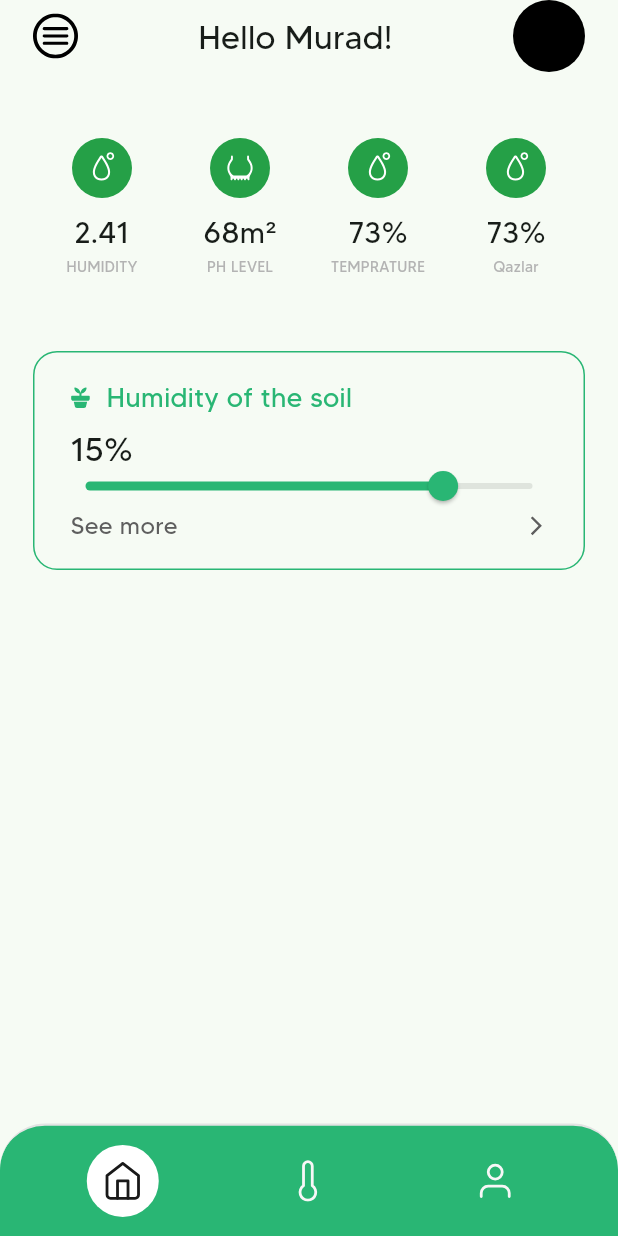
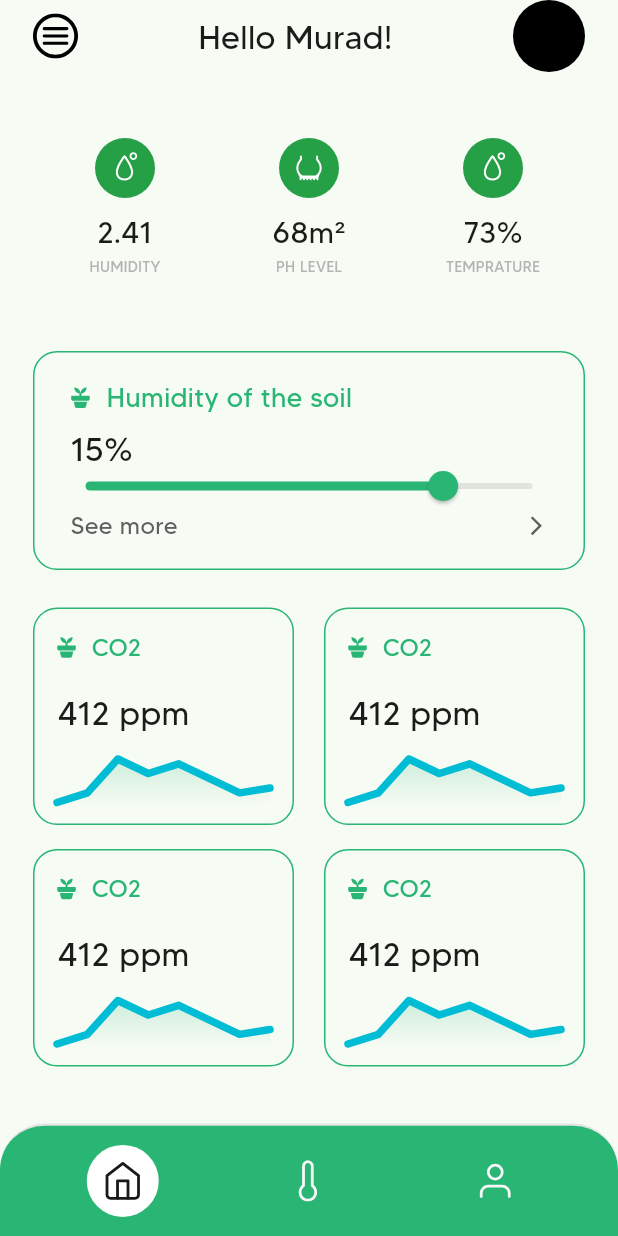
Before and after one commit to tyncmn/agrocoda-mobile, a Flutter app: the HomeView screen opened by its route, on a phone screen of 412 x 824 dp. Run offline on Flutter 3.47's test engine with Material 3 defaults, Android fonts, the phone set to English and light mode, and no system bars; drawn by our look-alikes of fl_chart; our stand-ins replace auto_route, dio, flutter_riverpod, flutter_svg, retrofit; generated files the repository leaves out were written again.

Commit message:
Add fl_chart package for charting functionality

```diff
--- a/lib/view/home_view.dart
+++ b/lib/view/home_view.dart
@@ -4,6 +4,7 @@ import 'package:cookers_app/utils/extension.dart';
 import 'package:flutter/material.dart';
 import 'package:flutter/widgets.dart';
 import 'package:flutter_svg/flutter_svg.dart';
+import 'package:fl_chart/fl_chart.dart';
 
 import '../widgets/home_button.dart';
 
@@ -16,6 +17,9 @@ class HomeView extends StatelessWidget {
     return Scaffold(
       body: SafeArea(
         child: ListView(
+          physics: const BouncingScrollPhysics(
+            parent: const AlwaysScrollableScrollPhysics(),
+          ),
           padding: const EdgeInsets.symmetric(horizontal: 22),
           children: [
             Row(
@@ -55,15 +59,122 @@ class HomeView extends StatelessWidget {
                   title: '73%',
                   subtitle: 'TEMPRATURE',
                 ),
-                HomeButton(
-                  asset: AssetConst.humidityButton,
-                  title: '73%',
-                  subtitle: 'Qazlar',
+              ],
+            ),
+            const SizedBox(height: 50),
+            const HumidityCard(),
+            const SizedBox(height: 25),
+            GridView.builder(
+              shrinkWrap: true,
+              physics: const NeverScrollableScrollPhysics(),
+              gridDelegate: const SliverGridDelegateWithFixedCrossAxisCount(
+                crossAxisCount: 2,
+                crossAxisSpacing: 20,
+                mainAxisSpacing: 16,
+                childAspectRatio: 1.2,
+              ),
+              itemCount: 4,
+              itemBuilder: (context, index) {
+                return Container(
+                  decoration: BoxDecoration(
+                    borderRadius: BorderRadius.circular(16),
+                    border: Border.all(color: context.primaryColor),
+                  ),
+                  padding: const EdgeInsets.symmetric(
+                    horizontal: 15,
+                    vertical: 14,
+                  ),
+                  child: Column(
+                    crossAxisAlignment: CrossAxisAlignment.start,
+                    children: [
+                      Row(
+                        children: [
+                          SvgPicture.asset('assets/components/plant.svg'),
+                          const SizedBox(width: 10),
+                          Text(
+                            'CO2',
+                            style: context.largeTextStyle.copyWith(
+                              color: context.primaryColor,
+                              fontSize: 16,
+                            ),
                           ),
                         ],
                       ),
-            const SizedBox(height: 50),
-            Container(
+                      const SizedBox(
+                        height: 16,
+                      ),
+                      Text(
+                        '412 ppm',
+                        style: context.largerTextStyle?.copyWith(
+                          fontWeight: FontWeight.w400,
+                        ),
+                      ),
+                      const SizedBox(
+                        height: 16,
+                      ),
+                      Flexible(
+                        // Set a fixed height for the chart
+                        child: LineChart(
+                          LineChartData(
+                            gridData: const FlGridData(
+                                show: false), // Turn off grid lines
+                            titlesData: const FlTitlesData(
+                                show: false), // Turn off axis titles
+                            borderData:
+                                FlBorderData(show: false), // Turn off border
+                            lineBarsData: [
+                              LineChartBarData(
+                                spots: [
+                                  const FlSpot(0, 1),
+                                  const FlSpot(1, 3),
+                                  const FlSpot(2, 10),
+                                  const FlSpot(3, 7),
+                                  const FlSpot(4, 9),
+                                  const FlSpot(5, 6),
+                                  const FlSpot(6, 3),
+                                  const FlSpot(7, 4),
+                                ],
+                                barWidth: 5,
+                                isStrokeCapRound: true,
+                                dotData: const FlDotData(
+                                  show: false,
+                                ), // Hide the dot data points
+                                belowBarData: BarAreaData(
+                                  show: true,
+                                  gradient: LinearGradient(
+                                    colors: [
+                                      context.primaryColor.withOpacity(0.2),
+                                      context.primaryColor.withOpacity(0.01),
+                                    ],
+                                    begin: Alignment.topCenter,
+                                    end: Alignment.bottomCenter,
+                                  ),
+                                ),
+                              ),
+                            ],
+                          ),
+                        ),
+                      ),
+                    ],
+                  ),
+                );
+              },
+            )
+          ],
+        ),
+      ),
+    );
+  }
+}
+
+class HumidityCard extends StatelessWidget {
+  const HumidityCard({
+    super.key,
+  });
+
+  @override
+  Widget build(BuildContext context) {
+    return Container(
       decoration: BoxDecoration(
         borderRadius: BorderRadius.circular(16),
         border: Border.all(color: context.primaryColor),
@@ -119,10 +230,6 @@ class HomeView extends StatelessWidget {
           ),
         ],
       ),
-            ),
-          ],
-        ),
-      ),
     );
   }
 }
--- a/pubspec.yaml
+++ b/pubspec.yaml
@@ -29,6 +29,7 @@ dev_dependencies:
   build_runner: ^2.4.9
   auto_route_generator: ^7.3.2
   retrofit_generator: ^8.1.0
+  fl_chart: ^0.67.0
 
 flutter:
   uses-material-design: true
```
Also changed, not shown: assets/components/plant.svg (added), pubspec.lock. Lines whose indentation alone changed are shown as unchanged.
